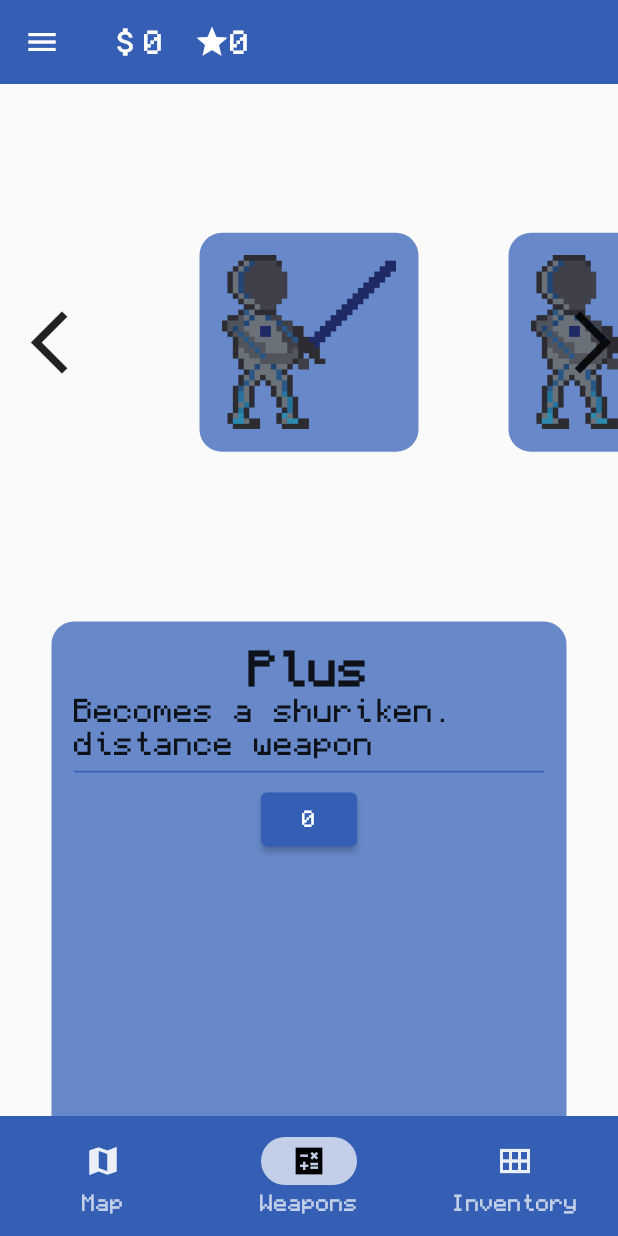
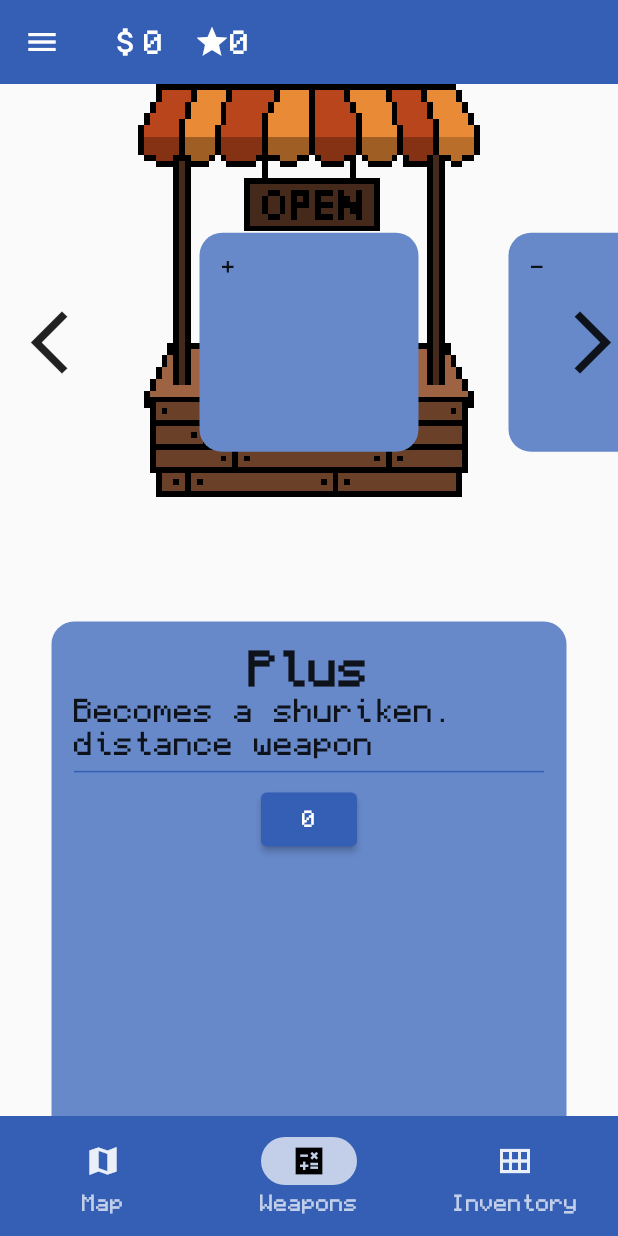
Before and after one commit to RandomnieBukvi/EthA, a Flutter app: the screen it shows once a user with an empty profile is signed in, item 2 of the bottom bar chosen, on a phone screen of 412 x 824 dp. Run offline on Flutter 3.47's test engine with Material 2 defaults, Android fonts, the phone set to English and light mode, and no system bars; our stand-ins replace firebase_auth, firebase_core, firebase_database, shared_preferences; accounts and stored records are empty; statements that could not run were skipped.

Commit message:
Поставил картинку ларька(недоделано)
а еще когда покупаешь оружие, кнопка покупки исчезает

```diff
--- a/lib/all_weapons.dart
+++ b/lib/all_weapons.dart
@@ -4,17 +4,17 @@ List<Weapon> weapons = [
   Weapon(
       name: "Plus",
       description: "Becomes a shuriken. distance weapon",
-      imagePath: 'assets/images/MAIN CHARECTER1.png',
+      imagePath: '+',
       cost: 0),
   Weapon(
       name: "Minus",
       description: "Becomes a bat. Throws away an enemy",
-      imagePath: 'assets/images/MAIN CHARECTER1.png',
+      imagePath: '-',
       cost: 0),
   Weapon(
       name: "Multiply",
       description: "Becomes a saw.",
-      imagePath: 'assets/images/MAIN CHARECTER1.png',
+      imagePath: '*',
       cost: 100)
 ];
 
--- a/lib/screens/weapons.dart
+++ b/lib/screens/weapons.dart
@@ -9,7 +9,8 @@ double weaponActionsPositon = 0;
 String weaponTxt = weapons[0].name;
 String weaponDesc = weapons[0].description;
 int itemIndex = 0;
-DatabaseReference userDataRef = FirebaseDatabase.instance.ref('usersData/${FirebaseAuth.instance.currentUser!.displayName}');
+DatabaseReference userDataRef = FirebaseDatabase.instance
+    .ref('usersData/${FirebaseAuth.instance.currentUser!.displayName}');
 bool isWeaponNotAquired = false;
 
 class Weapons extends StatefulWidget {
@@ -37,6 +38,15 @@ class _WeaponsState extends State<Weapons> {
       children: [
         Flexible(
           flex: 2,
+          child: Container(
+            height: double.infinity,
+            width: double.infinity,
+            decoration: BoxDecoration(
+                image: DecorationImage(
+              filterQuality: FilterQuality.none,
+              fit: BoxFit.contain,
+              image: AssetImage('assets/images/standImage.png'),
+            )),
             child: Column(
               mainAxisAlignment: MainAxisAlignment.end,
               children: [
@@ -57,7 +67,8 @@ class _WeaponsState extends State<Weapons> {
                               setState(() {
                                 weaponTxt = weapons[value].name;
                                 weaponDesc = weapons[value].description;
-                              isWeaponNotAquired = !inventory.containsKey(itemIndex.toString());
+                                isWeaponNotAquired = !inventory
+                                    .containsKey(itemIndex.toString());
                               });
                             });
                             setState(() {
@@ -113,6 +124,7 @@ class _WeaponsState extends State<Weapons> {
               ],
             ),
           ),
+        ),
         Flexible(flex: 3, child: WeaponActions()),
       ],
     );
@@ -134,7 +146,7 @@ class WeaponBox extends StatelessWidget {
           decoration: BoxDecoration(
               color: kSecondaryColor,
               borderRadius: BorderRadius.all(Radius.circular(15))),
-          child: Image.asset(weapons[index].imagePath),
+          child: Text(weapons[index].imagePath),
         ),
       ),
     );
@@ -184,16 +196,27 @@ class _WeaponActionsState extends State<WeaponActions> {
                     color: kPrimaryColor,
                   ),
                   isWeaponNotAquired
-                      ? ElevatedButton(onPressed: () async {
-                        var event = await userDataRef.once();
-                        if(int.parse(event.snapshot.child('cash').value.toString()) < weapons[itemIndex].cost){
+                      ? ElevatedButton(
+                          onPressed: () async {
+                            var event = await userDataRef.get();
+                            if (int.parse(
+                                    event.child('cash').value.toString()) <
+                                weapons[itemIndex].cost) {
                               print("LOL YOU GOT NO MONEY");
+                            } else {
+                              userDataRef
+                                  .child('inventory/${itemIndex.toString()}')
+                                  .set({'level': 1});
+                              userDataRef.child('cash').set(int.parse(
+                                      event.child('cash').value.toString()) -
+                                  weapons[itemIndex].cost);
+                              setState(() {
+                                isWeaponNotAquired = false;
+                              });
                             }
-                        else{
-                          userDataRef.child('inventory/${itemIndex.toString()}').set({'level' : 1});
-                          userDataRef.child('cash').set(int.parse(event.snapshot.child('cash').value.toString()) - weapons[itemIndex].cost);
-                        }
-                      }, child: Text(weapons[itemIndex].cost.toString())) : Container(),
+                          },
+                          child: Text(weapons[itemIndex].cost.toString()))
+                      : Container(),
                 ],
               ),
             ),
```
Also changed, not shown: assets/images/SAVE_20230505_211253.jpg (added), assets/images/standImage.png (added). Lines whose indentation alone changed are shown as unchanged.
